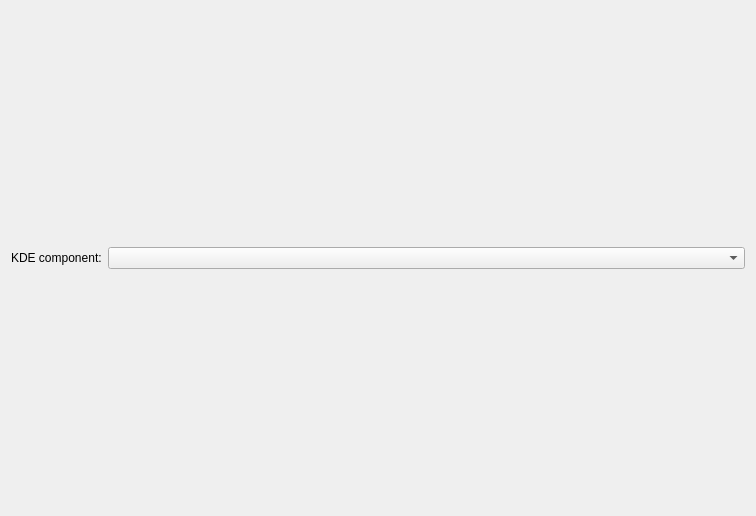
Old version of the form kcontrol/keys/kglobalshortcutseditor.ui in the repository mgottschlag/kwin-tiling.
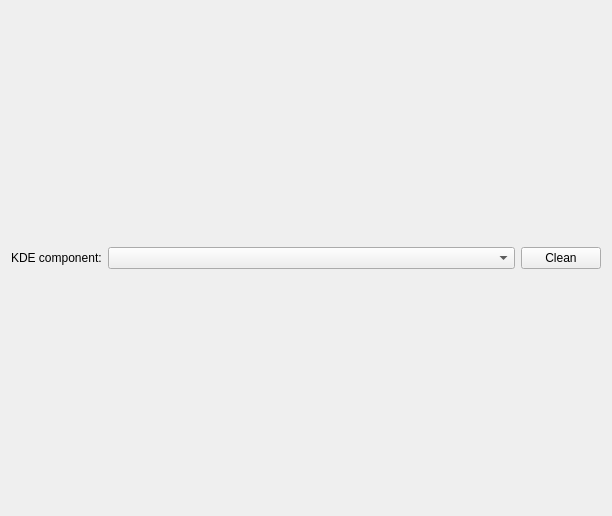
New version of the form. Custom widgets are drawn as their Qt base class.

Commit message: Provide a clean button which cleans a component from unused global shortcut reigstrations.

Diff of the .ui file:
```diff
--- a/kcontrol/keys/kglobalshortcutseditor.ui
+++ b/kcontrol/keys/kglobalshortcutseditor.ui
@@ -1,11 +1,11 @@
 <ui version="4.0" >
  <class>KGlobalShortcutsEditor</class>
- <widget class="QWidget" name="KGlobalShortcutsEditor" >
-  <property name="geometry" >
+ <widget class="QWidget" name="KGlobalShortcutsEditor">
+  <property name="geometry">
    <rect>
     <x>0</x>
     <y>0</y>
-    <width>756</width>
+    <width>612</width>
     <height>516</height>
    </rect>
   </property>
@@ -29,6 +29,13 @@
        </property>
       </widget>
      </item>
+     <item>
+      <widget class="QPushButton" name="clean_component">
+       <property name="text">
+        <string>Clean</string>
+       </property>
+      </widget>
+     </item>
     </layout>
    </item>
   </layout>
```
Left out of the diff: 21 changed lines with no effect on the pictures. The commit also changes 5 other files.
